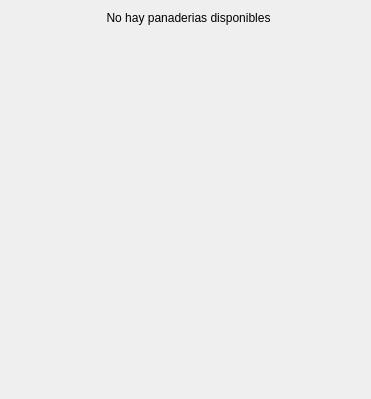
Above: src/ui/ui_forms/bakeryselect.ui from richin13/bollo before the change. Below: the same form after it.
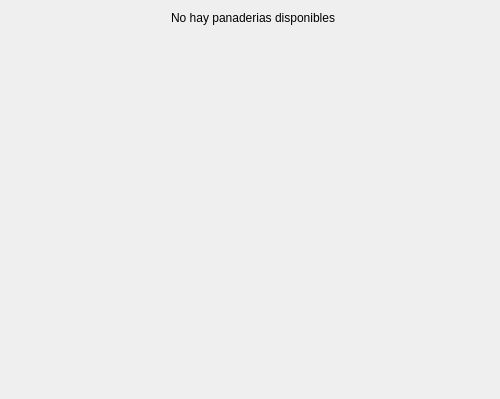
That is the form after the change.

Patch:
```diff
--- a/src/ui/ui_forms/bakeryselect.ui
+++ b/src/ui/ui_forms/bakeryselect.ui
@@ -6,7 +6,7 @@
    <rect>
     <x>0</x>
     <y>0</y>
-    <width>371</width>
+    <width>500</width>
     <height>399</height>
    </rect>
   </property>
@@ -18,13 +18,13 @@
   </property>
   <property name="minimumSize">
    <size>
-    <width>371</width>
+    <width>500</width>
     <height>399</height>
    </size>
   </property>
   <property name="maximumSize">
    <size>
-    <width>371</width>
+    <width>500</width>
     <height>399</height>
    </size>
   </property>
```
Left out of the diff: 3 changed lines with no effect on the pictures.
